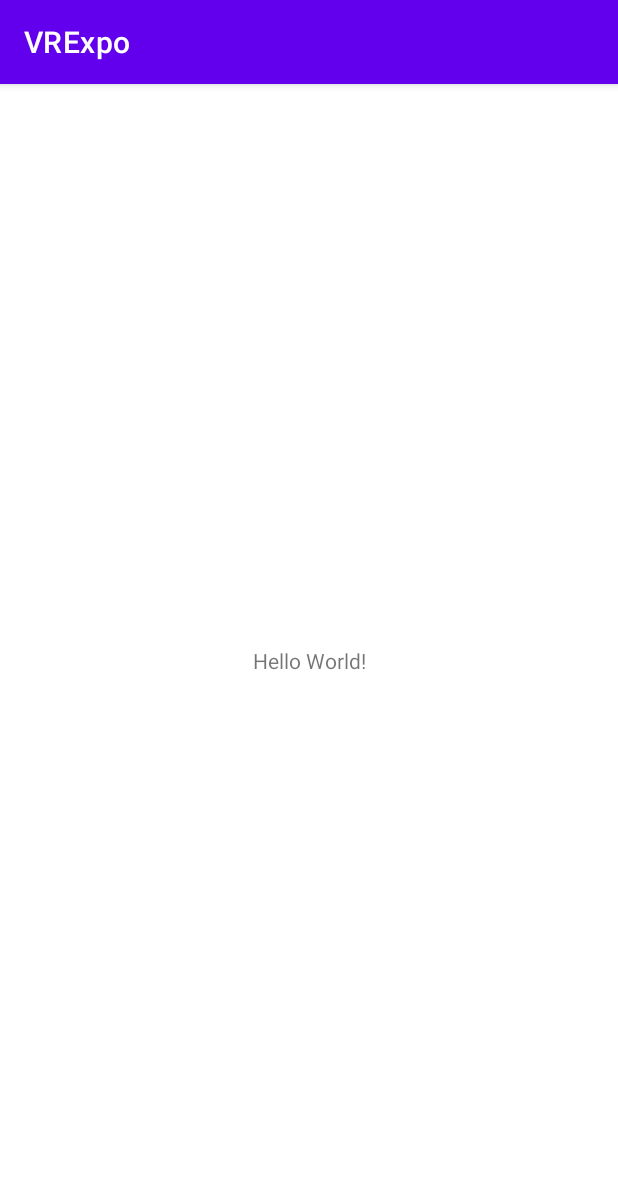
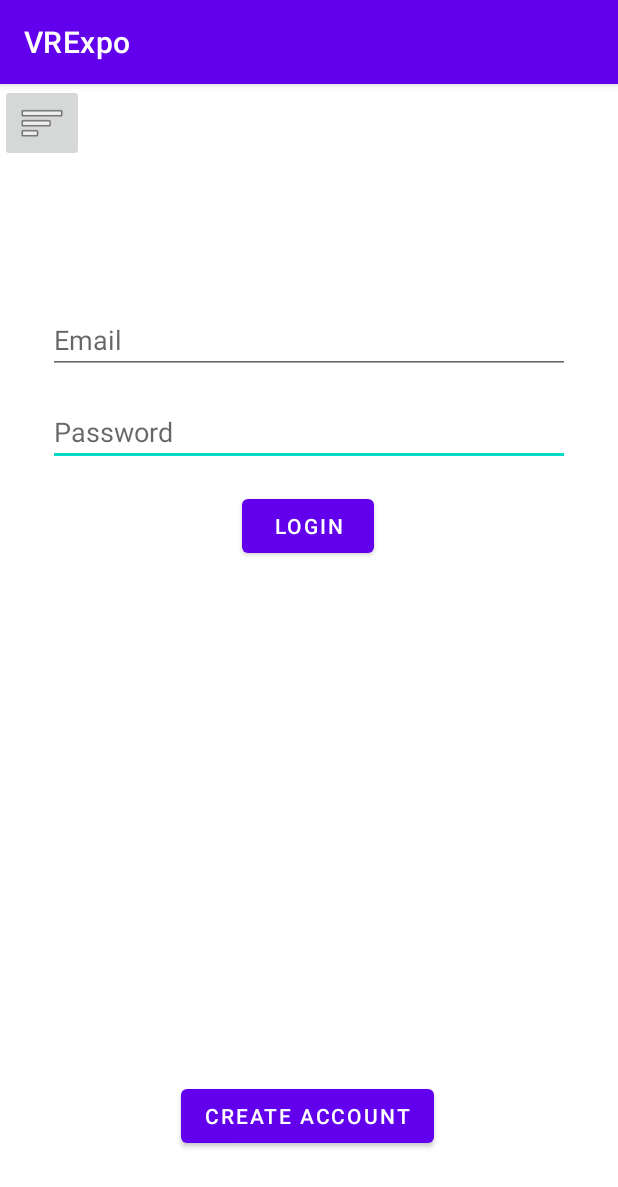
Before and after one commit to akhan130/VRExpo, an Android app: the screen it shows after launch (MainActivity), on a phone screen of 412 x 824 dp. Shown: the top 1187 px of the screen. Run offline under Robolectric (Android 15) with nearby library versions, the phone set to English and light mode, and no system bars.

Commit message:
Login/create account screen - portrait

```diff
--- a/app/src/main/res/layout/activity_main.xml
+++ b/app/src/main/res/layout/activity_main.xml
@@ -6,13 +6,64 @@
     android:layout_height="match_parent"
     tools:context=".MainActivity">
 
-    <TextView
+    <Button
+        android:id="@+id/button"
         android:layout_width="wrap_content"
         android:layout_height="wrap_content"
-        android:text="Hello World!"
+        android:layout_marginBottom="56dp"
+        android:text="Create Account"
         app:layout_constraintBottom_toBottomOf="parent"
         app:layout_constraintEnd_toEndOf="parent"
+        app:layout_constraintHorizontal_bias="0.497"
+        app:layout_constraintStart_toStartOf="parent" />
+
+    <EditText
+        android:id="@+id/editTextTextPassword"
+        android:layout_width="0dp"
+        android:layout_height="wrap_content"
+        android:layout_marginStart="32dp"
+        android:layout_marginTop="16dp"
+        android:layout_marginEnd="32dp"
+        android:ems="10"
+        android:hint="Password"
+        android:inputType="textPassword"
+        app:layout_constraintEnd_toEndOf="parent"
+        app:layout_constraintHorizontal_bias="0.0"
+        app:layout_constraintStart_toStartOf="parent"
+        app:layout_constraintTop_toBottomOf="@+id/editTextTextEmailAddress" />
+
+    <EditText
+        android:id="@+id/editTextTextEmailAddress"
+        android:layout_width="0dp"
+        android:layout_height="wrap_content"
+        android:layout_marginStart="32dp"
+        android:layout_marginTop="148dp"
+        android:layout_marginEnd="32dp"
+        android:ems="10"
+        android:hint="Email"
+        android:inputType="textEmailAddress"
+        app:layout_constraintEnd_toEndOf="parent"
+        app:layout_constraintHorizontal_bias="0.0"
         app:layout_constraintStart_toStartOf="parent"
         app:layout_constraintTop_toTopOf="parent" />
 
+    <Button
+        android:id="@+id/button2"
+        android:layout_width="wrap_content"
+        android:layout_height="wrap_content"
+        android:layout_marginTop="16dp"
+        android:text="Login"
+        app:layout_constraintEnd_toEndOf="parent"
+        app:layout_constraintHorizontal_bias="0.498"
+        app:layout_constraintStart_toStartOf="parent"
+        app:layout_constraintTop_toBottomOf="@+id/editTextTextPassword" />
+
+    <ImageButton
+        android:id="@+id/imageButton"
+        android:layout_width="wrap_content"
+        android:layout_height="wrap_content"
+        app:layout_constraintStart_toStartOf="parent"
+        app:layout_constraintTop_toTopOf="parent"
+        app:srcCompat="@android:drawable/ic_menu_sort_by_size" />
+
 </androidx.constraintlayout.widget.ConstraintLayout>
```
